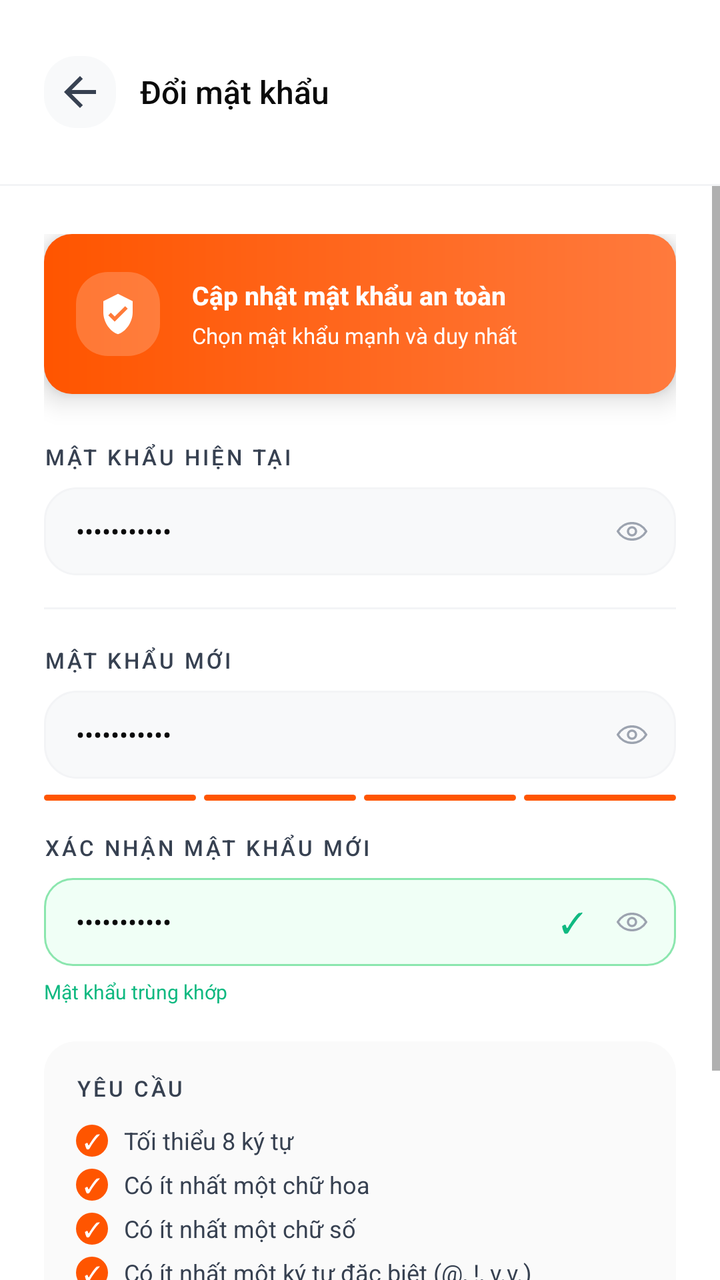
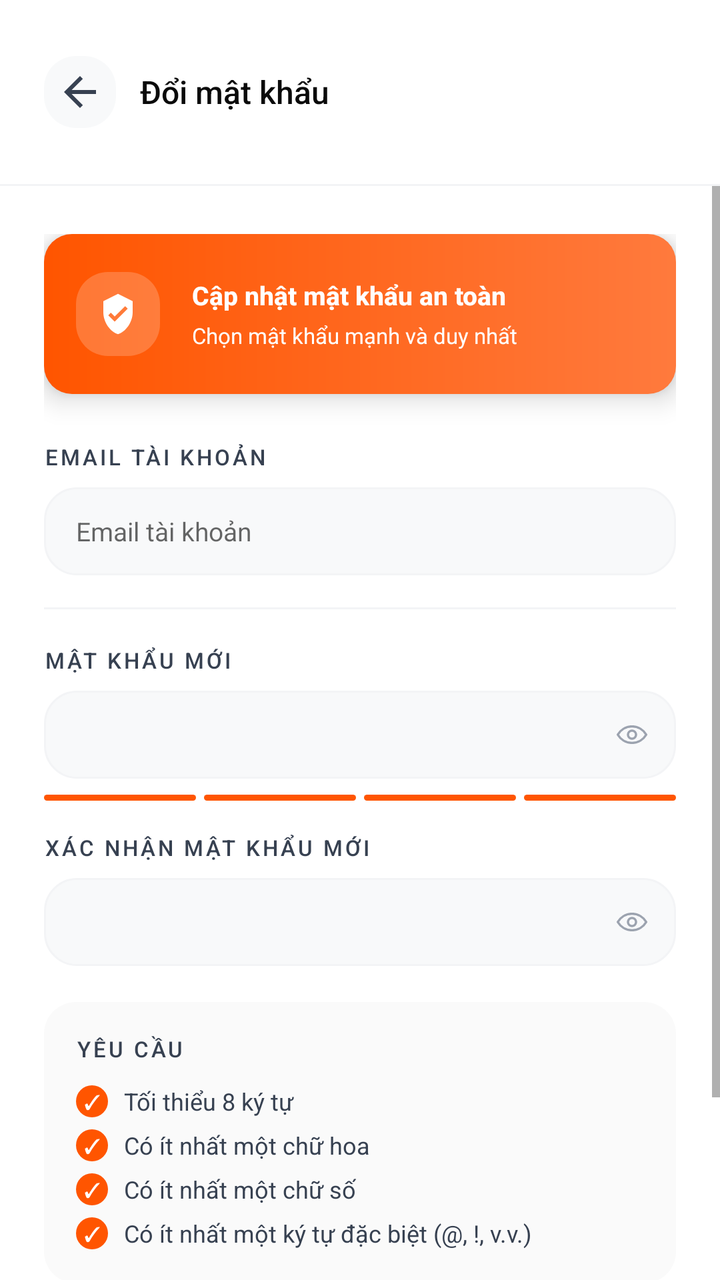

An Android layout rendered at two revisions. The XML below is the earlier revision; the diff shows what the commit changed to produce the second picture.
<!-- AndroidManifest.xml: application theme Theme.SoleStep -->
<!-- res/layout/activity_change_password.xml -->
<?xml version="1.0" encoding="utf-8"?>
<LinearLayout xmlns:android="http://schemas.android.com/apk/res/android"
    xmlns:app="http://schemas.android.com/apk/res-auto"
    xmlns:tools="http://schemas.android.com/tools"
    android:id="@+id/main"
    android:layout_width="match_parent"
    android:layout_height="match_parent"
    android:background="@color/bg_primary"
    android:orientation="vertical"
    tools:context=".authentication.ChangePasswordActivity">

    <LinearLayout
        android:layout_width="match_parent"
        android:layout_height="92dp"
        android:gravity="center_vertical"
        android:orientation="horizontal"
        android:paddingStart="22dp"
        android:paddingEnd="22dp">

        <ImageButton
            android:id="@+id/backButton"
            android:layout_width="36dp"
            android:layout_height="36dp"
            android:background="@drawable/bg_back_button_light"
            android:contentDescription="@string/back"
            android:padding="9dp"
            android:src="@drawable/ic_arrow_back"
            app:tint="@color/text_secondary" />

        <TextView
            android:layout_width="wrap_content"
            android:layout_height="wrap_content"
            android:layout_marginStart="12dp"
            android:fontFamily="sans-serif-medium"
            android:text="@string/auth_change_password_title"
            android:textColor="@color/text_primary"
            android:textSize="16sp" />
    </LinearLayout>

    <View
        android:layout_width="match_parent"
        android:layout_height="1dp"
        android:background="@color/border_light" />

    <ScrollView
        android:layout_width="match_parent"
        android:layout_height="0dp"
        android:layout_weight="1"
        android:clipToPadding="false"
        android:fillViewport="true"
        android:overScrollMode="never">

        <LinearLayout
            android:layout_width="match_parent"
            android:layout_height="wrap_content"
            android:orientation="vertical"
            android:paddingStart="22dp"
            android:paddingTop="24dp"
            android:paddingEnd="22dp"
            android:paddingBottom="32dp">

            <LinearLayout
                android:layout_width="match_parent"
                android:layout_height="80dp"
                android:background="@drawable/bg_auth_alert"
                android:elevation="8dp"
                android:gravity="center_vertical"
                android:orientation="horizontal"
                android:paddingStart="16dp"
                android:paddingEnd="16dp">

                <FrameLayout
                    android:layout_width="42dp"
                    android:layout_height="42dp"
                    android:background="@drawable/bg_auth_alert_icon">

                    <ImageView
                        android:layout_width="22dp"
                        android:layout_height="22dp"
                        android:layout_gravity="center"
                        android:contentDescription="@null"
                        android:src="@drawable/ic_shield"
                        app:tint="@color/brand_white" />
                </FrameLayout>

                <LinearLayout
                    android:layout_width="0dp"
                    android:layout_height="wrap_content"
                    android:layout_marginStart="16dp"
                    android:layout_weight="1"
                    android:orientation="vertical">

                    <TextView
                        android:layout_width="wrap_content"
                        android:layout_height="wrap_content"
                        android:fontFamily="sans-serif-medium"
                        android:text="@string/auth_secure_update"
                        android:textColor="@color/brand_white"
                        android:textSize="13sp"
                        android:textStyle="bold" />

                    <TextView
                        android:layout_width="wrap_content"
                        android:layout_height="wrap_content"
                        android:layout_marginTop="4dp"
                        android:fontFamily="sans-serif"
                        android:lineSpacingExtra="1dp"
                        android:text="@string/auth_secure_update_subtitle"
                        android:textColor="@color/brand_white"
                        android:textSize="11sp" />
                </LinearLayout>
            </LinearLayout>

            <TextView
                style="@style/AuthLabel"
                android:layout_marginTop="24dp"
                android:text="@string/auth_label_current_password" />

            <FrameLayout
                android:id="@+id/currentPasswordField"
                android:layout_width="match_parent"
                android:layout_height="44dp"
                android:layout_marginTop="8dp"
                android:background="@drawable/bg_signup_field">

                <EditText
                    android:id="@+id/currentPasswordInput"
                    android:layout_width="match_parent"
                    android:layout_height="match_parent"
                    android:background="@android:color/transparent"
                    android:fontFamily="sans-serif"
                    android:inputType="textPassword"
                    android:paddingStart="16dp"
                    android:paddingEnd="48dp"
                    android:singleLine="true"
                    android:text="@string/auth_password_value"
                    android:textColor="@color/text_primary"
                    android:textSize="13sp" />

                <ImageButton
                    android:id="@+id/currentPasswordVisibility"
                    android:layout_width="44dp"
                    android:layout_height="match_parent"
                    android:layout_gravity="end"
                    android:background="?attr/selectableItemBackgroundBorderless"
                    android:contentDescription="@string/auth_show_password"
                    android:padding="13dp"
                    android:src="@drawable/ic_visibility" />
            </FrameLayout>

            <View
                android:layout_width="match_parent"
                android:layout_height="1dp"
                android:layout_marginTop="16dp"
                android:background="@color/border_light" />

            <TextView
                style="@style/AuthLabel"
                android:layout_marginTop="18dp"
                android:text="@string/auth_label_new_password" />

            <FrameLayout
                android:id="@+id/newPasswordField"
                android:layout_width="match_parent"
                android:layout_height="44dp"
                android:layout_marginTop="8dp"
                android:background="@drawable/bg_signup_field">

                <EditText
                    android:id="@+id/newPasswordInput"
                    android:layout_width="match_parent"
                    android:layout_height="match_parent"
                    android:background="@android:color/transparent"
                    android:fontFamily="sans-serif"
                    android:inputType="textPassword"
                    android:paddingStart="16dp"
                    android:paddingEnd="48dp"
                    android:singleLine="true"
                    android:text="@string/auth_password_value"
                    android:textColor="@color/text_primary"
                    android:textSize="13sp" />

                <ImageButton
                    android:id="@+id/newPasswordVisibility"
                    android:layout_width="44dp"
                    android:layout_height="match_parent"
                    android:layout_gravity="end"
                    android:background="?attr/selectableItemBackgroundBorderless"
                    android:contentDescription="@string/auth_show_password"
                    android:padding="13dp"
                    android:src="@drawable/ic_visibility" />
            </FrameLayout>

            <LinearLayout
                android:layout_width="match_parent"
                android:layout_height="3dp"
                android:layout_marginTop="8dp"
                android:orientation="horizontal">

                <View
                    android:layout_width="0dp"
                    android:layout_height="match_parent"
                    android:layout_marginEnd="4dp"
                    android:layout_weight="1"
                    android:background="@drawable/bg_strength_active" />

                <View
                    android:layout_width="0dp"
                    android:layout_height="match_parent"
                    android:layout_marginEnd="4dp"
                    android:layout_weight="1"
                    android:background="@drawable/bg_strength_active" />

                <View
                    android:layout_width="0dp"
                    android:layout_height="match_parent"
                    android:layout_marginEnd="4dp"
                    android:layout_weight="1"
                    android:background="@drawable/bg_strength_active" />

                <View
                    android:layout_width="0dp"
                    android:layout_height="match_parent"
                    android:layout_weight="1"
                    android:background="@drawable/bg_strength_active" />
            </LinearLayout>

            <TextView
                style="@style/AuthLabel"
                android:layout_marginTop="16dp"
                android:text="@string/auth_label_confirm_password" />

            <FrameLayout
                android:id="@+id/confirmPasswordField"
                android:layout_width="match_parent"
                android:layout_height="44dp"
                android:layout_marginTop="8dp"
                android:background="@drawable/bg_change_password_valid">

                <EditText
                    android:id="@+id/confirmPasswordInput"
                    android:layout_width="match_parent"
                    android:layout_height="match_parent"
                    android:background="@android:color/transparent"
                    android:fontFamily="sans-serif"
                    android:inputType="textPassword"
                    android:paddingStart="16dp"
                    android:paddingEnd="84dp"
                    android:singleLine="true"
                    android:text="@string/auth_password_value"
                    android:textColor="@color/text_primary"
                    android:textSize="13sp" />

                <TextView
                    android:layout_width="24dp"
                    android:layout_height="match_parent"
                    android:layout_gravity="end"
                    android:layout_marginEnd="40dp"
                    android:fontFamily="sans-serif-medium"
                    android:gravity="center"
                    android:text="@string/check_mark"
                    android:textColor="@color/status_success"
                    android:textSize="14sp" />

                <ImageButton
                    android:id="@+id/confirmPasswordVisibility"
                    android:layout_width="44dp"
                    android:layout_height="match_parent"
                    android:layout_gravity="end"
                    android:background="?attr/selectableItemBackgroundBorderless"
                    android:contentDescription="@string/auth_show_password"
                    android:padding="13dp"
                    android:src="@drawable/ic_visibility" />
            </FrameLayout>

            <TextView
                android:layout_width="wrap_content"
                android:layout_height="wrap_content"
                android:layout_marginTop="6dp"
                android:fontFamily="sans-serif"
                android:text="@string/auth_passwords_match"
                android:textColor="@color/status_success"
                android:textSize="10sp" />

            <LinearLayout
                android:layout_width="match_parent"
                android:layout_height="wrap_content"
                android:layout_marginTop="18dp"
                android:background="@drawable/bg_requirements_card"
                android:orientation="vertical"
                android:paddingStart="16dp"
                android:paddingTop="16dp"
                android:paddingEnd="16dp"
                android:paddingBottom="14dp">

                <TextView
                    android:layout_width="wrap_content"
                    android:layout_height="wrap_content"
                    android:fontFamily="sans-serif-medium"
                    android:letterSpacing="0.12"
                    android:text="@string/auth_requirements"
                    android:textAllCaps="true"
                    android:textColor="@color/text_secondary"
                    android:textSize="11sp" />

                <include layout="@layout/row_password_requirement_length" />
                <include layout="@layout/row_password_requirement_uppercase" />
                <include layout="@layout/row_password_requirement_number" />
                <include layout="@layout/row_password_requirement_special" />
            </LinearLayout>

            <com.google.android.material.button.MaterialButton
                android:id="@+id/updatePasswordButton"
                android:layout_width="match_parent"
                android:layout_height="52dp"
                android:layout_marginTop="24dp"
                android:elevation="8dp"
                android:fontFamily="sans-serif-medium"
                android:insetBottom="0dp"
                android:insetTop="0dp"
                android:minHeight="0dp"
                android:minWidth="0dp"
                android:text="@string/auth_btn_update_password"
                android:textAllCaps="false"
                android:textColor="@color/brand_white"
                android:textSize="15sp"
                android:textStyle="bold"
                app:backgroundTint="@color/brand_orange"
                app:cornerRadius="14dp"
                app:icon="@drawable/ic_shield"
                app:iconGravity="textStart"
                app:iconPadding="8dp"
                app:iconTint="@color/brand_white"
                app:rippleColor="@color/brand_orange_dark" />
        </LinearLayout>
    </ScrollView>
</LinearLayout>
<!-- res/layout/row_password_requirement_length.xml (included above) -->
<?xml version="1.0" encoding="utf-8"?>
<LinearLayout xmlns:android="http://schemas.android.com/apk/res/android"
    android:layout_width="match_parent"
    android:layout_height="22dp"
    android:layout_marginTop="8dp"
    android:gravity="center_vertical"
    android:orientation="horizontal">

    <TextView
        android:layout_width="16dp"
        android:layout_height="16dp"
        android:background="@drawable/bg_signup_step_done"
        android:fontFamily="sans-serif-medium"
        android:gravity="center"
        android:text="@string/check_mark"
        android:textColor="@color/brand_white"
        android:textSize="10sp" />

    <TextView
        android:layout_width="wrap_content"
        android:layout_height="wrap_content"
        android:layout_marginStart="8dp"
        android:fontFamily="sans-serif"
        android:text="@string/pass_req_length"
        android:textColor="@color/text_secondary"
        android:textSize="12sp" />
</LinearLayout>
<!-- res/layout/row_password_requirement_uppercase.xml (included above) -->
<?xml version="1.0" encoding="utf-8"?>
<LinearLayout xmlns:android="http://schemas.android.com/apk/res/android"
    android:layout_width="match_parent"
    android:layout_height="22dp"
    android:gravity="center_vertical"
    android:orientation="horizontal">

    <TextView
        android:layout_width="16dp"
        android:layout_height="16dp"
        android:background="@drawable/bg_signup_step_done"
        android:fontFamily="sans-serif-medium"
        android:gravity="center"
        android:text="@string/check_mark"
        android:textColor="@color/brand_white"
        android:textSize="10sp" />

    <TextView
        android:layout_width="wrap_content"
        android:layout_height="wrap_content"
        android:layout_marginStart="8dp"
        android:fontFamily="sans-serif"
        android:text="@string/pass_req_uppercase"
        android:textColor="@color/text_secondary"
        android:textSize="12sp" />
</LinearLayout>
<!-- res/layout/row_password_requirement_number.xml (included above) -->
<?xml version="1.0" encoding="utf-8"?>
<LinearLayout xmlns:android="http://schemas.android.com/apk/res/android"
    android:layout_width="match_parent"
    android:layout_height="22dp"
    android:gravity="center_vertical"
    android:orientation="horizontal">

    <TextView
        android:layout_width="16dp"
        android:layout_height="16dp"
        android:background="@drawable/bg_signup_step_done"
        android:fontFamily="sans-serif-medium"
        android:gravity="center"
        android:text="@string/check_mark"
        android:textColor="@color/brand_white"
        android:textSize="10sp" />

    <TextView
        android:layout_width="wrap_content"
        android:layout_height="wrap_content"
        android:layout_marginStart="8dp"
        android:fontFamily="sans-serif"
        android:text="@string/pass_req_number"
        android:textColor="@color/text_secondary"
        android:textSize="12sp" />
</LinearLayout>
<!-- res/layout/row_password_requirement_special.xml (included above) -->
<?xml version="1.0" encoding="utf-8"?>
<LinearLayout xmlns:android="http://schemas.android.com/apk/res/android"
    android:layout_width="match_parent"
    android:layout_height="22dp"
    android:gravity="center_vertical"
    android:orientation="horizontal">

    <TextView
        android:layout_width="16dp"
        android:layout_height="16dp"
        android:background="@drawable/bg_signup_step_done"
        android:fontFamily="sans-serif-medium"
        android:gravity="center"
        android:text="@string/check_mark"
        android:textColor="@color/brand_white"
        android:textSize="10sp" />

    <TextView
        android:layout_width="wrap_content"
        android:layout_height="wrap_content"
        android:layout_marginStart="8dp"
        android:fontFamily="sans-serif"
        android:text="@string/pass_req_special"
        android:textColor="@color/text_secondary"
        android:textSize="12sp" />
</LinearLayout>
<!-- resources referenced by this layout -->
<resources>
  <color name="bg_primary">#FFFFFF</color>
  <color name="border_light">#F3F4F6</color>
  <color name="brand_orange">#FF5500</color>
  <color name="brand_orange_dark">#CC4400</color>
  <color name="brand_white">#FFFFFF</color>
  <color name="status_success">#10B981</color>
  <color name="text_primary">#0A0A0A</color>
  <color name="text_secondary">#374151</color>
  <!-- drawable bg_change_password_valid (drawable) -->
  <?xml version="1.0" encoding="utf-8"?>
  <shape xmlns:android="http://schemas.android.com/apk/res/android">
      <solid android:color="#F0FFF6" />
      <stroke
          android:width="1dp"
          android:color="#8BE6AE" />
      <corners android:radius="14dp" />
  </shape>
  <string name="auth_btn_update_password">Cập nhật mật khẩu</string>
  <string name="auth_change_password_title">Đổi mật khẩu</string>
  <string name="auth_label_confirm_password">Xác nhận mật khẩu mới</string>
  <string name="auth_label_current_password">Mật khẩu hiện tại</string>
  <string name="auth_label_new_password">Mật khẩu mới</string>
  <string name="auth_password_value">soleStep123</string>
  <string name="auth_passwords_match">Mật khẩu trùng khớp</string>
  <string name="auth_requirements">Yêu cầu</string>
  <string name="auth_secure_update">Cập nhật mật khẩu an toàn</string>
  <string name="auth_secure_update_subtitle">Chọn mật khẩu mạnh và duy nhất</string>
  <string name="auth_show_password">Hiển thị mật khẩu</string>
  <string name="back">Quay lại</string>
  <string name="check_mark">✓</string>
  <string name="pass_req_length">Tối thiểu 8 ký tự</string>
  <string name="pass_req_number">Có ít nhất một chữ số</string>
  <string name="pass_req_special">Có ít nhất một ký tự đặc biệt (@, !, v.v.)</string>
  <string name="pass_req_uppercase">Có ít nhất một chữ hoa</string>
  <color name="text_muted">#9CA3AF</color>
  <color name="brand_black">#0A0A0A</color>
  <color name="bg_dark_surface_2">#161616</color>
  <color name="bg_secondary">#F8F8F8</color>
  <color name="status_error">#EF4444</color>
  <style name="ShapeAppearance.SoleStep.Small" parent="">
          <item name="cornerFamily">rounded</item>
          <item name="cornerSize">@dimen/radius_sm</item>
      </style>
  <style name="ShapeAppearance.SoleStep.Medium" parent="">
          <item name="cornerFamily">rounded</item>
          <item name="cornerSize">@dimen/radius_lg</item>
      </style>
  <style name="ShapeAppearance.SoleStep.Large" parent="">
          <item name="cornerFamily">rounded</item>
          <item name="cornerSize">@dimen/radius_2xl</item>
      </style>
  <dimen name="radius_sm">8dp</dimen>
  <dimen name="radius_lg">16dp</dimen>
  <dimen name="radius_2xl">24dp</dimen>
  <dimen name="font_display">48sp</dimen>
  <dimen name="font_title_large">24sp</dimen>
  <dimen name="font_title">20sp</dimen>
  <dimen name="font_headline">18sp</dimen>
  <dimen name="font_subheading">16sp</dimen>
  <dimen name="font_label">14sp</dimen>
  <dimen name="font_body">13sp</dimen>
  <dimen name="font_caption">11sp</dimen>
  <color name="text_tertiary">#6B7280</color>
  <dimen name="font_caption_small">10sp</dimen>
  <dimen name="font_overline">9sp</dimen>
  <dimen name="elev_bottom_nav">8dp</dimen>
  <dimen name="bottom_nav_height">88dp</dimen>
  <dimen name="radius_button">20dp</dimen>
  <dimen name="btn_height_large">52dp</dimen>
  <dimen name="space_16">32dp</dimen>
  <dimen name="elev_raised">4dp</dimen>
  <color name="border_normal">#E5E7EB</color>
  <dimen name="radius_input">20dp</dimen>
  <color name="text_placeholder">#D1D5DB</color>
  <dimen name="radius_chip">12dp</dimen>
  <dimen name="stroke_thin">1dp</dimen>
  <dimen name="space_12">24dp</dimen>
  <dimen name="btn_height_tiny">28dp</dimen>
  <dimen name="radius_card">20dp</dimen>
  <dimen name="elev_card">2dp</dimen>
  <dimen name="toolbar_height">56dp</dimen>
  <dimen name="space_screen_horizontal">20dp</dimen>
  <dimen name="elev_top_bar">4dp</dimen>
  <dimen name="elev_fab">6dp</dimen>
  <!-- unchanged entries left out for length: 30 -->
</resources>

<!-- the commit's change to res/layout/activity_change_password.xml (unified diff, before → after) -->
@@ -124,7 +124,40 @@
                 android:background="@drawable/bg_signup_field">
 
                 <EditText
-                    android:id="@+id/currentPasswordInput"
+                    android:id="@+id/emailInput"
+                    android:layout_width="match_parent"
+                    android:layout_height="match_parent"
+                    android:background="@android:color/transparent"
+                    android:fontFamily="sans-serif"
+                    android:hint="Email tài khoản"
+                    android:inputType="textEmailAddress"
+                    android:paddingStart="16dp"
+                    android:paddingEnd="16dp"
+                    android:singleLine="true"
+                    android:textColor="@android:color/black"
+                    android:textSize="13sp" />
+            </FrameLayout>
+
+            <View
+                android:layout_width="match_parent"
+                android:layout_height="1dp"
+                android:layout_marginTop="16dp"
+                android:background="@color/border_light" />
+
+            <TextView
+                style="@style/AuthLabel"
+                android:layout_marginTop="18dp"
+                android:text="@string/auth_label_new_password" />
+
+            <FrameLayout
+                android:id="@+id/newPasswordField"
+                android:layout_width="match_parent"
+                android:layout_height="44dp"
+                android:layout_marginTop="8dp"
+                android:background="@drawable/bg_signup_field">
+
+                <EditText
+                    android:id="@+id/newPasswordInput"
                     android:layout_width="match_parent"
                     android:layout_height="match_parent"
                     android:background="@android:color/transparent"
@@ -133,12 +166,11 @@
                     android:paddingStart="16dp"
                     android:paddingEnd="48dp"
                     android:singleLine="true"
-                    android:text="@string/auth_password_value"
                     android:textColor="@color/text_primary"
                     android:textSize="13sp" />
 
                 <ImageButton
-                    android:id="@+id/currentPasswordVisibility"
+                    android:id="@+id/newPasswordVisibility"
                     android:layout_width="44dp"
                     android:layout_height="match_parent"
                     android:layout_gravity="end"
@@ -148,40 +180,80 @@
                     android:src="@drawable/ic_visibility" />
             </FrameLayout>
 
-            <View
-                android:layout_width="match_parent"
-                android:layout_height="1dp"
-                android:layout_marginTop="16dp"
-                android:background="@color/border_light" />
+            <LinearLayout
+                android:layout_width="match_parent"
+                android:layout_height="3dp"
+                android:layout_marginTop="8dp"
+                android:orientation="horizontal">
+
+                <View
+                    android:layout_width="0dp"
+                    android:layout_height="match_parent"
+                    android:layout_marginEnd="4dp"
+                    android:layout_weight="1"
+                    android:background="@drawable/bg_strength_active" />
+
+                <View
+                    android:layout_width="0dp"
+                    android:layout_height="match_parent"
+                    android:layout_marginEnd="4dp"
+                    android:layout_weight="1"
+                    android:background="@drawable/bg_strength_active" />
+
+                <View
+                    android:layout_width="0dp"
+                    android:layout_height="match_parent"
+                    android:layout_marginEnd="4dp"
+                    android:layout_weight="1"
+                    android:background="@drawable/bg_strength_active" />
+
+                <View
+                    android:layout_width="0dp"
+                    android:layout_height="match_parent"
+                    android:layout_weight="1"
+                    android:background="@drawable/bg_strength_active" />
+            </LinearLayout>
 
             <TextView
                 style="@style/AuthLabel"
-                android:layout_marginTop="18dp"
-                android:text="@string/auth_label_new_password" />
+                android:layout_marginTop="16dp"
+                android:text="@string/auth_label_confirm_password" />
 
             <FrameLayout
-                android:id="@+id/newPasswordField"
+                android:id="@+id/confirmPasswordField"
                 android:layout_width="match_parent"
                 android:layout_height="44dp"
                 android:layout_marginTop="8dp"
                 android:background="@drawable/bg_signup_field">
 
                 <EditText
-                    android:id="@+id/newPasswordInput"
+                    android:id="@+id/confirmPasswordInput"
                     android:layout_width="match_parent"
                     android:layout_height="match_parent"
                     android:background="@android:color/transparent"
                     android:fontFamily="sans-serif"
                     android:inputType="textPassword"
                     android:paddingStart="16dp"
-                    android:paddingEnd="48dp"
+                    android:paddingEnd="84dp"
                     android:singleLine="true"
-                    android:text="@string/auth_password_value"
                     android:textColor="@color/text_primary"
                     android:textSize="13sp" />
 
+                <TextView
+                    android:id="@+id/checkMarkIcon"
+                    android:layout_width="24dp"
+                    android:layout_height="match_parent"
+                    android:layout_gravity="end"
+                    android:layout_marginEnd="40dp"
+                    android:fontFamily="sans-serif-medium"
+                    android:gravity="center"
+                    android:text="@string/check_mark"
+                    android:textColor="@color/status_success"
+                    android:textSize="14sp"
+                    android:visibility="gone" />
+
                 <ImageButton
-                    android:id="@+id/newPasswordVisibility"
+                    android:id="@+id/confirmPasswordVisibility"
                     android:layout_width="44dp"
                     android:layout_height="match_parent"
                     android:layout_gravity="end"
@@ -191,96 +263,16 @@
                     android:src="@drawable/ic_visibility" />
             </FrameLayout>
 
-            <LinearLayout
-                android:layout_width="match_parent"
-                android:layout_height="3dp"
-                android:layout_marginTop="8dp"
-                android:orientation="horizontal">
-
-                <View
-                    android:layout_width="0dp"
-                    android:layout_height="match_parent"
-                    android:layout_marginEnd="4dp"
-                    android:layout_weight="1"
-                    android:background="@drawable/bg_strength_active" />
-
-                <View
-                    android:layout_width="0dp"
-                    android:layout_height="match_parent"
-                    android:layout_marginEnd="4dp"
-                    android:layout_weight="1"
-                    android:background="@drawable/bg_strength_active" />
-
-                <View
-                    android:layout_width="0dp"
-                    android:layout_height="match_parent"
-                    android:layout_marginEnd="4dp"
-                    android:layout_weight="1"
-                    android:background="@drawable/bg_strength_active" />
-
-                <View
-                    android:layout_width="0dp"
-                    android:layout_height="match_parent"
-                    android:layout_weight="1"
-                    android:background="@drawable/bg_strength_active" />
-            </LinearLayout>
-
             <TextView
-                style="@style/AuthLabel"
-                android:layout_marginTop="16dp"
-                android:text="@string/auth_label_confirm_password" />
-
-            <FrameLayout
-                android:id="@+id/confirmPasswordField"
-                android:layout_width="match_parent"
-                android:layout_height="44dp"
-                android:layout_marginTop="8dp"
-                android:background="@drawable/bg_change_password_valid">
-
-                <EditText
-                    android:id="@+id/confirmPasswordInput"
-                    android:layout_width="match_parent"
-                    android:layout_height="match_parent"
-                    android:background="@android:color/transparent"
-                    android:fontFamily="sans-serif"
-                    android:inputType="textPassword"
-                    android:paddingStart="16dp"
-                    android:paddingEnd="84dp"
-                    android:singleLine="true"
-                    android:text="@string/auth_password_value"
-                    android:textColor="@color/text_primary"
-                    android:textSize="13sp" />
-
-                <TextView
-                    android:layout_width="24dp"
-                    android:layout_height="match_parent"
-                    android:layout_gravity="end"
-                    android:layout_marginEnd="40dp"
-                    android:fontFamily="sans-serif-medium"
-                    android:gravity="center"
-                    android:text="@string/check_mark"
-                    android:textColor="@color/status_success"
-                    android:textSize="14sp" />
-
-                <ImageButton
-                    android:id="@+id/confirmPasswordVisibility"
-                    android:layout_width="44dp"
-                    android:layout_height="match_parent"
-                    android:layout_gravity="end"
-                    android:background="?attr/selectableItemBackgroundBorderless"
-                    android:contentDescription="@string/auth_show_password"
-                    android:padding="13dp"
-                    android:src="@drawable/ic_visibility" />
-            </FrameLayout>
-
-            <TextView
+                android:id="@+id/passwordMatchText"
                 android:layout_width="wrap_content"
                 android:layout_height="wrap_content"
                 android:layout_marginTop="6dp"
                 android:fontFamily="sans-serif"
                 android:text="@string/auth_passwords_match"
                 android:textColor="@color/status_success"
-                android:textSize="10sp" />
+                android:textSize="10sp"
+                android:visibility="gone" />
 
             <LinearLayout
                 android:layout_width="match_parent"
@@ -320,7 +312,7 @@
                 android:insetTop="0dp"
                 android:minHeight="0dp"
                 android:minWidth="0dp"
-                android:text="@string/auth_btn_update_password"
+                android:text="Đặt lại mật khẩu"
                 android:textAllCaps="false"
                 android:textColor="@color/brand_white"
                 android:textSize="15sp"
<!-- resource entries referenced after the edit -->
@@ -8,21 +8,10 @@
   <color name="status_success">#10B981</color>
   <color name="text_primary">#0A0A0A</color>
   <color name="text_secondary">#374151</color>
-  <!-- drawable bg_change_password_valid (drawable) -->
-  <?xml version="1.0" encoding="utf-8"?>
-  <shape xmlns:android="http://schemas.android.com/apk/res/android">
-      <solid android:color="#F0FFF6" />
-      <stroke
-          android:width="1dp"
-          android:color="#8BE6AE" />
-      <corners android:radius="14dp" />
-  </shape>
-  <string name="auth_btn_update_password">Cập nhật mật khẩu</string>
   <string name="auth_change_password_title">Đổi mật khẩu</string>
   <string name="auth_label_confirm_password">Xác nhận mật khẩu mới</string>
-  <string name="auth_label_current_password">Mật khẩu hiện tại</string>
+  <string name="auth_label_current_password">Email tài khoản</string>
   <string name="auth_label_new_password">Mật khẩu mới</string>
-  <string name="auth_password_value">soleStep123</string>
   <string name="auth_passwords_match">Mật khẩu trùng khớp</string>
   <string name="auth_requirements">Yêu cầu</string>
   <string name="auth_secure_update">Cập nhật mật khẩu an toàn</string>
